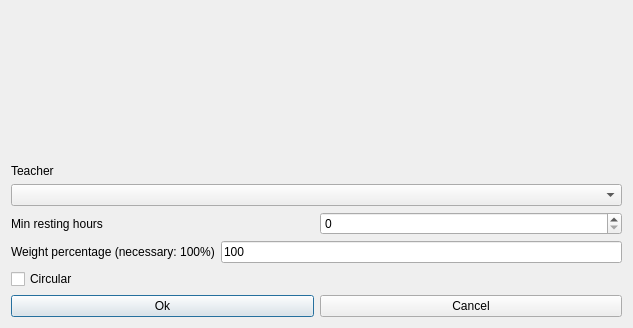
First picture: the form in fet/src/interface/modifyconstraintteacherminrestinghoursform_template.ui, repository vonmecheln/fet, before the edit.
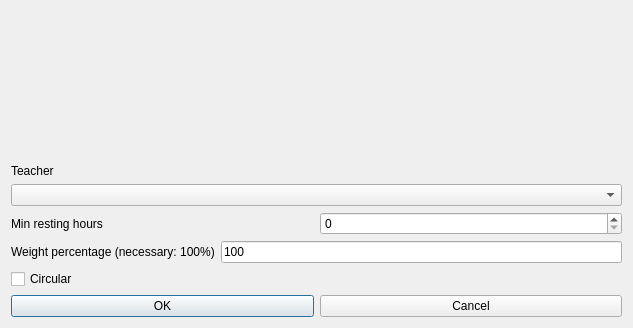
Second picture: the form after the edit.

Patch:
```diff
--- a/fet/src/interface/modifyconstraintteacherminrestinghoursform_template.ui
+++ b/fet/src/interface/modifyconstraintteacherminrestinghoursform_template.ui
@@ -119,7 +119,7 @@
      <item>
       <widget class="QPushButton" name="okPushButton">
        <property name="text">
-        <string>Ok</string>
+        <string>OK</string>
        </property>
       </widget>
      </item>
```
